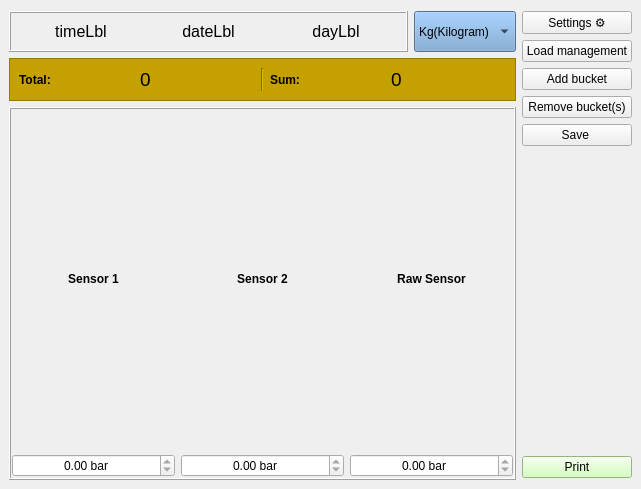
The window that BHMI.ui (SC-One/BHMI) describes before a commit, drawn with Qt 5.
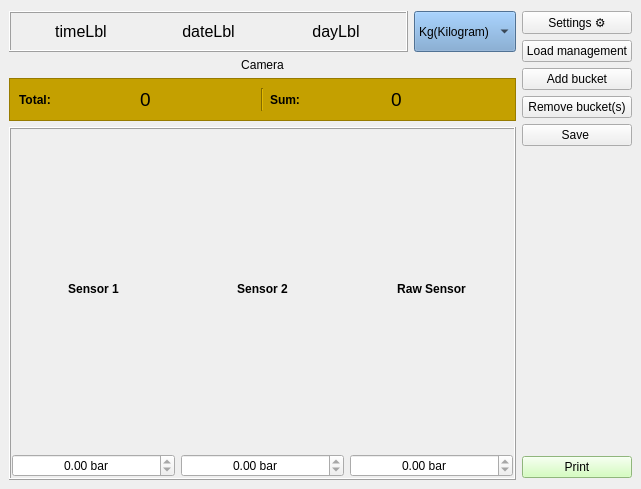
The same window after the commit.

Commit message: added Camera bool

```diff
--- a/BHMI.ui
+++ b/BHMI.ui
@@ -21,7 +21,7 @@
        <number>2</number>
       </property>
       <item>
-       <layout class="QVBoxLayout" name="bucketParentLayout" stretch="0,0,1">
+       <layout class="QVBoxLayout" name="bucketParentLayout" stretch="0,0,0,1">
         <property name="leftMargin">
          <number>0</number>
         </property>
@@ -132,6 +132,16 @@
           </item>
          </layout>
         </item>
+        <item>
+         <widget class="QLabel" name="backCameraPic">
+          <property name="text">
+           <string>Camera</string>
+          </property>
+          <property name="alignment">
+           <set>Qt::AlignCenter</set>
+          </property>
+         </widget>
+        </item>
         <item>
          <layout class="QHBoxLayout" name="reportLayout">
           <property name="topMargin">
```
Left out of the diff: 2 changed lines with no effect on the pictures. The commit also changes 2 other files.
